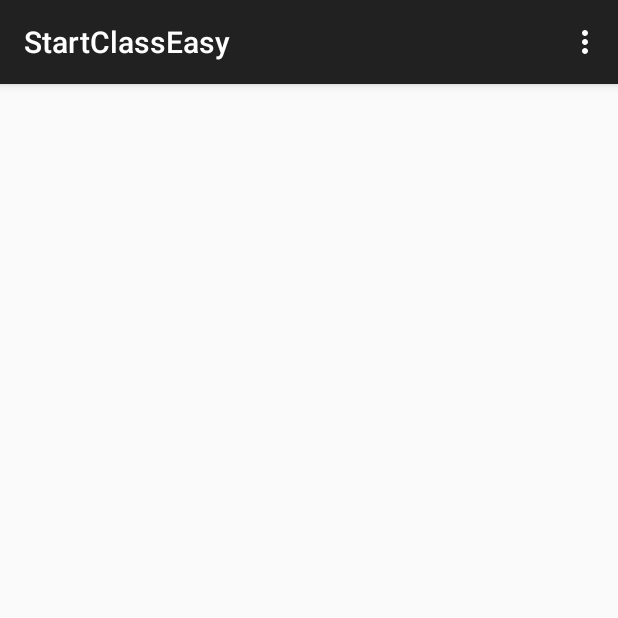
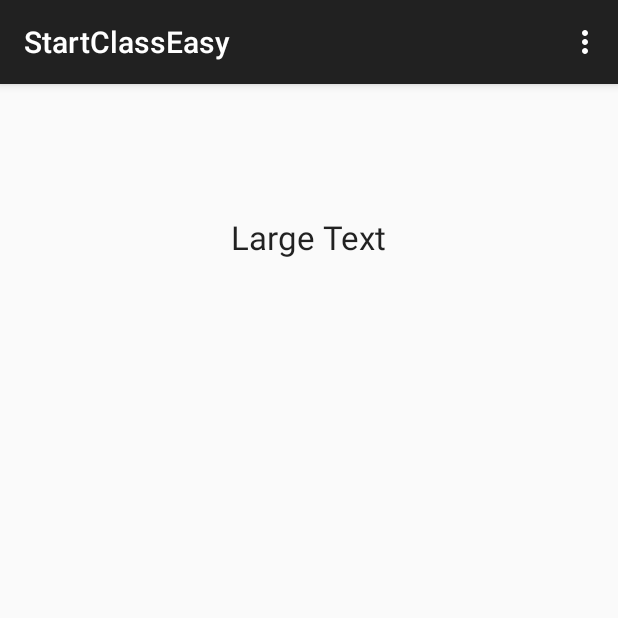
Before and after one commit to nightkid8885/StartClassEasy, an Android app: the screen it shows after launch (MainActivity), on a phone screen of 412 x 824 dp, the top half of it. Run offline under Robolectric (Android 15) with nearby library versions, the phone set to English and light mode, and no system bars.

Commit message:
first commit

```diff
--- a/app/src/main/res/layout/activity_main.xml
+++ b/app/src/main/res/layout/activity_main.xml
@@ -8,4 +8,13 @@
     android:paddingBottom="@dimen/activity_vertical_margin" tools:context=".MainActivity">
 
 
+    <TextView
+        android:layout_width="wrap_content"
+        android:layout_height="wrap_content"
+        android:textAppearance="?android:attr/textAppearanceLarge"
+        android:text="Large Text"
+        android:id="@+id/textView"
+        android:layout_alignParentTop="true"
+        android:layout_centerHorizontal="true"
+        android:layout_marginTop="71dp" />
 </RelativeLayout>
```
